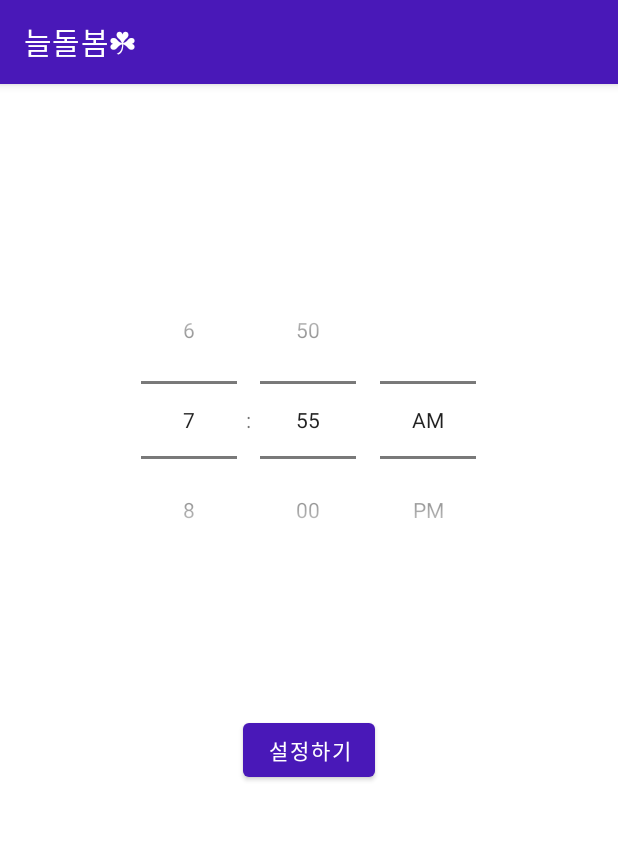
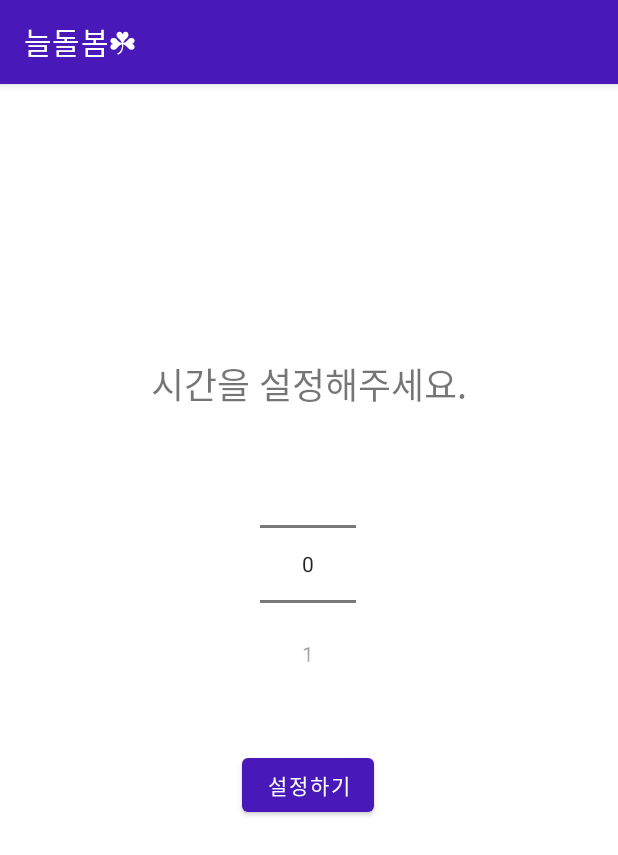
Before and after one commit to pknu-wap/2022_2_WAP_IoT_TEAM1, an Android app: the TimeActivity screen opened directly, with no data from a screen before it, on a phone screen of 412 x 824 dp. Shown: the top 855 px of the screen. Run offline under Robolectric (Android 15) with nearby library versions, the phone set to English and light mode, and no system bars.

Commit message:
시간 수정

```diff
--- a/test1026/app/build.gradle
+++ b/test1026/app/build.gradle
@@ -4,6 +4,7 @@ plugins {
     id 'org.jetbrains.kotlin.android'
     id 'kotlin-android-extensions'
     id 'kotlin-android'
+    id 'kotlin-kapt'
 }
 
 android {
@@ -52,4 +53,6 @@ dependencies {
     testImplementation 'junit:junit:4.13.2'
     androidTestImplementation 'androidx.test.ext:junit:1.1.4'
     androidTestImplementation 'androidx.test.espresso:espresso-core:3.5.0'
+    implementation "androidx.room:room-runtime:2.4.2"
+    kapt "androidx.room:room-compiler:2.4.2"
 }
--- /dev/null
+++ b/test1026/app/src/main/java/com/example/test1026/AppDatabase.kt
@@ -0,0 +1,10 @@
+package com.example.test1026
+
+import androidx.room.Database
+import androidx.room.RoomDatabase
+
+
+@Database(entities = arrayOf(Todo::class), version = 1)
+abstract class AppDatabase : RoomDatabase() {
+    abstract fun todoDao(): TodoDao
+}
--- a/test1026/app/src/main/java/com/example/test1026/TimeActivity.kt
+++ b/test1026/app/src/main/java/com/example/test1026/TimeActivity.kt
@@ -1,56 +1,29 @@
 package com.example.test1026
 
 import android.content.res.Resources
+import androidx.appcompat.app.AppCompatActivity
 import android.os.Bundle
 import android.util.Log
 import android.widget.NumberPicker
-import android.widget.TextView
-import android.widget.TimePicker
-import androidx.appcompat.app.AppCompatActivity
+import com.example.test1026.databinding.ActivityMainBinding
 import com.example.test1026.databinding.ActivityTimeBinding
-import kotlinx.android.synthetic.main.activity_time.*
-import java.util.Calendar
-import java.util.Calendar.getInstance
-import java.util.logging.Logger.global
 
 class TimeActivity : AppCompatActivity() {
+    private lateinit var binding: ActivityTimeBinding
     override fun onCreate(savedInstanceState: Bundle?) {
         super.onCreate(savedInstanceState)
-        setContentView(R.layout.activity_time)
-        //객체 설정
-        val timePicker: TimePicker = findViewById(R.id.timePicker)
-        setTimePickerInterval(timePicker)
-        //TimePicker 값 변경 이벤트
-        timePicker.setOnTimeChangedListener { timePicker, hourOfDay, minute ->
-            timeText.text="${hourOfDay}시 ${minute*5}분"
+        binding = ActivityTimeBinding.inflate(layoutInflater)
+        setContentView(binding.root)
 
-        }//setOnTimeChangedListener
-
-
-    }//onCreate
-}//AppCompatActivity
-
-// 시간 간격을 5분 단위로 바꿔주는 함수 setTimePickerInterval()
-private fun setTimePickerInterval(timePicker: TimePicker) {
-    lateinit var binding: ActivityTimeBinding
-    try {
-        val TIME_PICKER_INTERVAL = 5
-        val minutePicker = timePicker.findViewById(
-            Resources.getSystem().getIdentifier(
-                "minute", "id", "android"
-            )
-        ) as NumberPicker
-        minutePicker.minValue = 0
-        minutePicker.maxValue = 60 / TIME_PICKER_INTERVAL - 1
-        val displayedValues: MutableList<String> = ArrayList()
-        var i = 0
-        while (i < 60) {
-            displayedValues.add(String.format("%02d", i))
-            i += TIME_PICKER_INTERVAL
+        val num_pic = binding.numberPicker
+        val num_text = binding.numView
+        val picked = num_pic.value
+        num_pic.minValue = 0
+        num_pic.maxValue = 12
+        num_pic.wrapSelectorWheel = false
+        num_pic.descendantFocusability = NumberPicker.FOCUS_BLOCK_DESCENDANTS
+        num_pic.setOnValueChangedListener{num_pic,i1,picked ->
+            num_text.text=picked.toString()
         }
-        minutePicker.displayedValues = displayedValues.toTypedArray()
-
-    } //try
-    catch (e: Exception) {
     }
-} //setTimePickerInterval()
+}
--- /dev/null
+++ b/test1026/app/src/main/java/com/example/test1026/Todo.kt
@@ -0,0 +1,13 @@
+package com.example.test1026
+
+import androidx.room.ColumnInfo
+import androidx.room.Entity
+import androidx.room.PrimaryKey
+
+@Entity
+data class Todo(
+
+    var title : String
+) {
+    @PrimaryKey(autoGenerate = true) var id : Int = 0
+}
--- /dev/null
+++ b/test1026/app/src/main/java/com/example/test1026/TodoDao.kt
@@ -0,0 +1,22 @@
+package com.example.test1026
+
+import androidx.room.*
+
+
+
+@Dao
+interface TodoDao{
+
+    @Query("SELECT * FROM Todo")
+    fun getAll() : List<Todo>
+
+    @Insert
+    fun insert(todo : Todo)
+
+    @Update
+    fun update(todo : Todo)
+
+    @Delete
+    fun delete(todo: Todo)
+
+}
--- a/test1026/app/src/main/res/layout/activity_time.xml
+++ b/test1026/app/src/main/res/layout/activity_time.xml
@@ -1,38 +1,59 @@
 <?xml version="1.0" encoding="utf-8"?>
-<RelativeLayout xmlns:android="http://schemas.android.com/apk/res/android"
+<androidx.constraintlayout.widget.ConstraintLayout xmlns:android="http://schemas.android.com/apk/res/android"
+    xmlns:app="http://schemas.android.com/apk/res-auto"
+    xmlns:tools="http://schemas.android.com/tools"
     android:layout_width="match_parent"
-    android:layout_height="match_parent">
+    android:layout_height="match_parent"
+    tools:context=".MainActivity">
+
+    <NumberPicker
+        android:id="@+id/number_picker"
+        android:layout_width="wrap_content"
+        android:layout_height="wrap_content"
+        android:layout_marginTop="7dp"
+        android:layout_marginBottom="13dp"
+        app:layout_constraintBottom_toTopOf="@+id/btnSetTime"
+        app:layout_constraintEnd_toEndOf="parent"
+        app:layout_constraintHorizontal_bias="0.498"
+        app:layout_constraintStart_toStartOf="parent"
+        app:layout_constraintTop_toBottomOf="@+id/text1" />
+
+    <TextView
+        android:id="@+id/num_view"
+        android:layout_width="wrap_content"
+        android:layout_height="wrap_content"
+        android:layout_marginTop="527dp"
+        android:layout_marginBottom="185dp"
+        app:layout_constraintBottom_toBottomOf="parent"
+        app:layout_constraintEnd_toEndOf="parent"
+        app:layout_constraintHorizontal_bias="0.498"
+        app:layout_constraintStart_toStartOf="parent"
+        app:layout_constraintTop_toTopOf="parent" />
+
+    <TextView
+        android:id="@+id/text1"
+        android:layout_width="wrap_content"
+        android:layout_height="wrap_content"
+        android:textSize="24sp"
+        android:layout_marginTop="177dp"
+        android:text="시간을 설정해주세요."
+        app:layout_constraintBottom_toTopOf="@+id/number_picker"
+        app:layout_constraintEnd_toEndOf="parent"
+        app:layout_constraintStart_toStartOf="parent"
+        app:layout_constraintTop_toTopOf="parent" />
+
+    <Button
+        android:id="@+id/btnSetTime"
+        android:layout_width="wrap_content"
+        android:layout_height="wrap_content"
+        android:layout_marginTop="15dp"
+        android:layout_marginBottom="272dp"
+        android:text="설정하기"
+        app:layout_constraintBottom_toBottomOf="parent"
+        app:layout_constraintEnd_toEndOf="parent"
+        app:layout_constraintHorizontal_bias="0.498"
+        app:layout_constraintStart_toStartOf="parent"
+        app:layout_constraintTop_toBottomOf="@+id/number_picker" />
 
 
-    <TimePicker
-        android:id="@+id/timePicker"
-        android:layout_width="wrap_content"
-        android:layout_height="wrap_content"
-        android:layout_alignParentTop="true"
-        android:layout_centerHorizontal="true"
-        android:layout_marginTop="118dp"
-        android:timePickerMode="spinner" />
-
-    <Button
-        android:id="@+id/setTime"
-        android:layout_width="wrap_content"
-        android:layout_height="wrap_content"
-        android:layout_alignParentBottom="true"
-        android:layout_centerInParent="true"
-        android:layout_marginTop="40dp"
-        android:layout_marginBottom="300dp"
-        android:text="설정하기" />
-
-    <TextView
-        android:id="@+id/timeText"
-        android:layout_width="wrap_content"
-        android:layout_height="wrap_content"
-        android:layout_alignParentStart="true"
-        android:layout_alignParentBottom="true"
-        android:layout_centerHorizontal="true"
-        android:layout_marginStart="106dp"
-        android:layout_marginBottom="183dp"
-        android:textSize="30sp" />
-
-
-</RelativeLayout>
+</androidx.constraintlayout.widget.ConstraintLayout>
```
